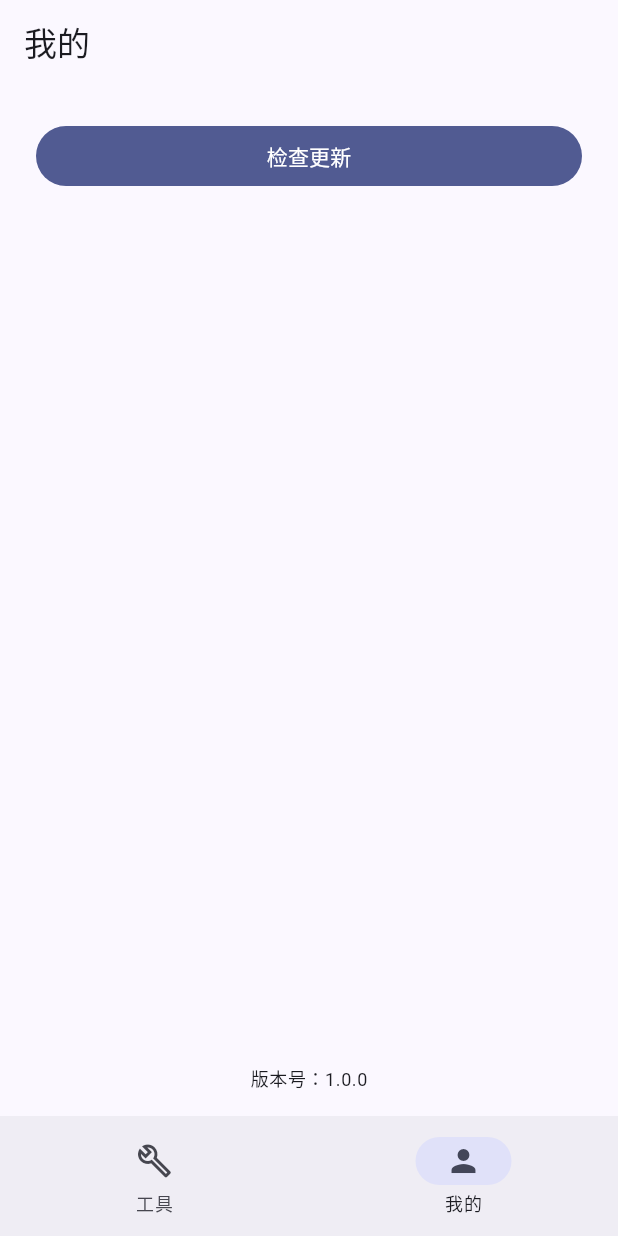
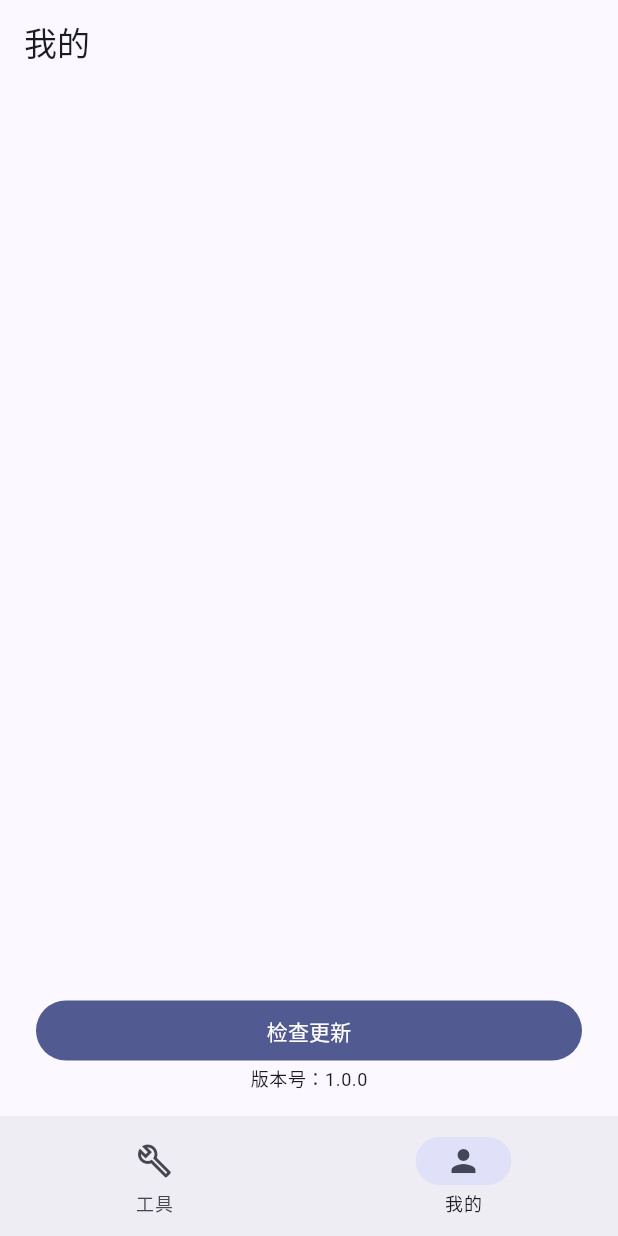
Before and after one commit to edwin152/photo_lab, a Flutter app: the screen it shows after launch, item 2 of the bottom bar chosen, after a tap on "检查更新", on a phone screen of 412 x 824 dp. Run offline on Flutter 3.47's test engine with Material 3 defaults, Android fonts, the phone set to English and light mode, and no system bars; our stand-ins replace package_info_plus.

Commit message:
初始化首页

```diff
--- a/lib/main.dart
+++ b/lib/main.dart
@@ -1,5 +1,7 @@
 import 'package:flutter/material.dart';
-import 'package:package_info_plus/package_info_plus.dart';
+import './pick/pick.dart';
+import './watermark/watermark.dart';
+import './profile/profile.dart';
 
 void main() {
   runApp(const PhotoLabApp());
@@ -31,10 +33,7 @@ class HomeTabs extends StatefulWidget {
 class _HomeTabsState extends State<HomeTabs> {
   int _currentIndex = 0;
 
-  late final List<Widget> _pages = const [
-    ToolsPage(),
-    ProfilePage(),
-  ];
+  late final List<Widget> _pages = const [ToolsPage(), ProfilePage()];
 
   @override
   Widget build(BuildContext context) {
@@ -71,21 +70,19 @@ class ToolsPage extends StatelessWidget {
     ToolItem(
       title: '照片评选',
       color: Colors.indigo,
-      pageBuilder: (context) => const ToolPlaceholderPage(title: '照片评选'),
+      pageBuilder: (context) => const PickPage(title: '照片评选'),
     ),
     ToolItem(
       title: '照片水印',
       color: Colors.teal,
-      pageBuilder: (context) => const ToolPlaceholderPage(title: '照片水印'),
+      pageBuilder: (context) => const WatermarkPage(title: '照片水印'),
     ),
   ];
 
   @override
   Widget build(BuildContext context) {
     return Scaffold(
-      appBar: AppBar(
-        title: const Text('工具'),
-      ),
+      appBar: AppBar(title: const Text('工具')),
       body: Padding(
         padding: const EdgeInsets.all(16),
         child: GridView.builder(
@@ -114,22 +111,22 @@ class _ToolGridButton extends StatelessWidget {
   @override
   Widget build(BuildContext context) {
     return Material(
-      color: item.color.withOpacity(0.12),
+      color: item.color.withValues(alpha: 0.12),
       borderRadius: BorderRadius.circular(16),
       child: InkWell(
         borderRadius: BorderRadius.circular(16),
         onTap: () {
-          Navigator.of(context).push(
-            MaterialPageRoute(builder: item.pageBuilder),
-          );
+          Navigator.of(
+            context,
+          ).push(MaterialPageRoute(builder: item.pageBuilder));
         },
         child: Center(
           child: Text(
             item.title,
             style: Theme.of(context).textTheme.titleMedium?.copyWith(
-                  color: item.color,
-                  fontWeight: FontWeight.w600,
-                ),
+              color: item.color,
+              fontWeight: FontWeight.w600,
+            ),
           ),
         ),
       ),
@@ -148,71 +145,3 @@ class ToolItem {
   final Color color;
   final WidgetBuilder pageBuilder;
 }
-
-class ToolPlaceholderPage extends StatelessWidget {
-  const ToolPlaceholderPage({super.key, required this.title});
-
-  final String title;
-
-  @override
-  Widget build(BuildContext context) {
-    return Scaffold(
-      appBar: AppBar(title: Text(title)),
-      body: const Center(
-        child: Text(
-          '功能正在开发。',
-          style: TextStyle(fontSize: 18),
-        ),
-      ),
-    );
-  }
-}
-
-class ProfilePage extends StatelessWidget {
-  const ProfilePage({super.key});
-
-  Future<String> _loadVersion() async {
-    final info = await PackageInfo.fromPlatform();
-    return '版本号：${info.version}';
-  }
-
-  @override
-  Widget build(BuildContext context) {
-    return Scaffold(
-      appBar: AppBar(
-        title: const Text('我的'),
-      ),
-      body: SafeArea(
-        child: Column(
-          children: [
-            const SizedBox(height: 24),
-            Padding(
-              padding: const EdgeInsets.symmetric(horizontal: 24),
-              child: SizedBox(
-                width: double.infinity,
-                child: FilledButton(
-                  onPressed: () {},
-                  child: const Text('检查更新'),
-                ),
-              ),
-            ),
-            const Spacer(),
-            FutureBuilder<String>(
-              future: _loadVersion(),
-              builder: (context, snapshot) {
-                final text = snapshot.data ?? '版本号：加载中...';
-                return Padding(
-                  padding: const EdgeInsets.only(bottom: 16),
-                  child: Text(
-                    text,
-                    style: Theme.of(context).textTheme.bodySmall,
-                  ),
-                );
-              },
-            ),
-          ],
-        ),
-      ),
-    );
-  }
-}
--- /dev/null
+++ b/lib/profile/profile.dart
@@ -0,0 +1,49 @@
+import 'package:flutter/material.dart';
+import 'package:package_info_plus/package_info_plus.dart';
+
+class ProfilePage extends StatelessWidget {
+  const ProfilePage({super.key});
+
+  Future<String> _loadVersion() async {
+    final info = await PackageInfo.fromPlatform();
+    return '版本号：${info.version}';
+  }
+
+  @override
+  Widget build(BuildContext context) {
+    return Scaffold(
+      appBar: AppBar(title: const Text('我的')),
+      body: SafeArea(
+        child: Column(
+          children: [
+            const SizedBox(height: 24),
+            const Spacer(),
+            Padding(
+              padding: const EdgeInsets.symmetric(horizontal: 24),
+              child: SizedBox(
+                width: double.infinity,
+                child: FilledButton(
+                  onPressed: () {},
+                  child: const Text('检查更新'),
+                ),
+              ),
+            ),
+            FutureBuilder<String>(
+              future: _loadVersion(),
+              builder: (context, snapshot) {
+                final text = snapshot.data ?? '版本号：加载中...';
+                return Padding(
+                  padding: const EdgeInsets.only(bottom: 16),
+                  child: Text(
+                    text,
+                    style: Theme.of(context).textTheme.bodySmall,
+                  ),
+                );
+              },
+            ),
+          ],
+        ),
+      ),
+    );
+  }
+}
```
Also changed, not shown: lib/pick/pick.dart (added, +17 -0 lines), lib/watermark/watermark.dart (added, +17 -0 lines), 6 other files.
